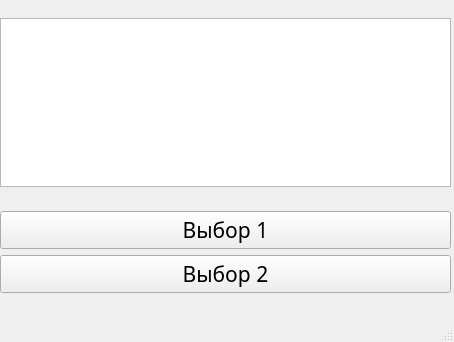
Qt form CourseWork/traum.ui (Daria2001/Course_Work_TP) before a commit.
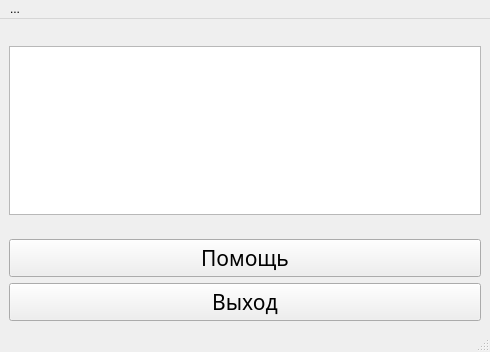
The same form after that commit.

```diff
--- a/CourseWork/traum.ui
+++ b/CourseWork/traum.ui
@@ -6,23 +6,20 @@
    <rect>
     <x>0</x>
     <y>0</y>
-    <width>454</width>
-    <height>342</height>
+    <width>490</width>
+    <height>352</height>
    </rect>
   </property>
+  <property name="sizePolicy">
+   <sizepolicy hsizetype="Expanding" vsizetype="Expanding">
+    <horstretch>0</horstretch>
+    <verstretch>0</verstretch>
+   </sizepolicy>
+  </property>
   <property name="windowTitle">
    <string>MainWindow</string>
   </property>
   <widget class="QWidget" name="centralwidget">
-   <widget class="QWidget" name="verticalLayoutWidget">
-    <property name="geometry">
-     <rect>
-      <x>0</x>
-      <y>0</y>
-      <width>451</width>
-      <height>311</height>
-     </rect>
-    </property>
     <layout class="QVBoxLayout" name="verticalLayout">
      <item>
       <spacer name="verticalSpacer">
@@ -78,7 +75,7 @@
         <cursorShape>PointingHandCursor</cursorShape>
        </property>
        <property name="text">
-        <string>Выбор 1</string>
+       <string>Помощь</string>
        </property>
       </widget>
      </item>
@@ -101,44 +98,31 @@
         <cursorShape>PointingHandCursor</cursorShape>
        </property>
        <property name="text">
-        <string>Выбор 2</string>
-       </property>
-       <property name="iconSize">
-        <size>
-         <width>16</width>
-         <height>16</height>
-        </size>
+       <string>Выход</string>
        </property>
       </widget>
      </item>
-     <item>
-      <spacer name="verticalSpacer_4">
-       <property name="orientation">
-        <enum>Qt::Vertical</enum>
-       </property>
-       <property name="sizeType">
-        <enum>QSizePolicy::Preferred</enum>
-       </property>
-       <property name="sizeHint" stdset="0">
-        <size>
-         <width>20</width>
-         <height>40</height>
-        </size>
-       </property>
-      </spacer>
-     </item>
-    </layout>
-   </widget>
-  </widget>
+   </layout>
+  </widget>
   <widget class="QMenuBar" name="menubar">
    <property name="geometry">
     <rect>
      <x>0</x>
      <y>0</y>
-     <width>454</width>
+     <width>490</width>
      <height>21</height>
     </rect>
    </property>
+   <widget class="QMenu" name="menu">
+    <property name="title">
+     <string>...</string>
+    </property>
+    <addaction name="separator"/>
+    <addaction name="separator"/>
+    <addaction name="action_3"/>
+    <addaction name="action_4"/>
+   </widget>
+   <addaction name="menu"/>
   </widget>
   <widget class="QStatusBar" name="statusbar"/>
  </widget>
```
Left out of the diff: 14 changed lines with no effect on the pictures. Lines whose indentation alone changed are shown as unchanged.
